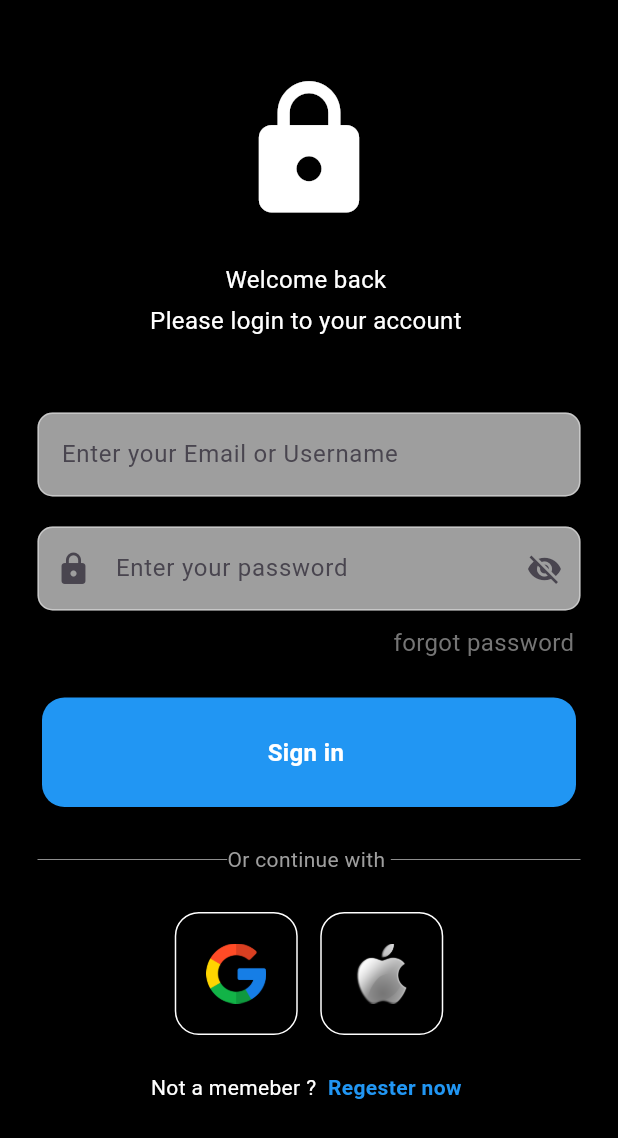
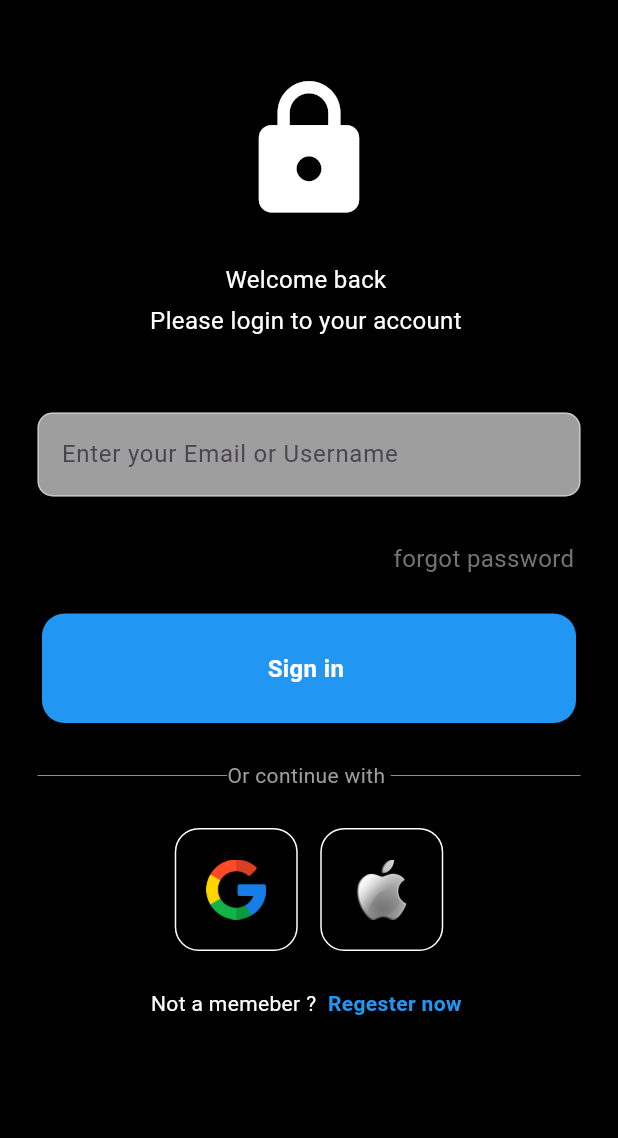
Before and after one commit to LinaDjebli/tourism_application, a Flutter app: the screen it shows after launch, on a phone screen of 412 x 824 dp. Shown: the top 1138 px of the screen. Run offline on Flutter 3.47's test engine with Material 3 defaults, Android fonts, the phone set to English and light mode, and no system bars.

Commit message:
login ui completed

```diff
--- a/lib/loginpage/login.dart
+++ b/lib/loginpage/login.dart
@@ -1,7 +1,6 @@
 import 'package:flutter/foundation.dart';
 import 'package:flutter/material.dart';
 import 'package:tourism_application/SquaretTile.dart';
-import 'package:tourism_application/loginpage/Passwordfield.dart';
 import 'package:tourism_application/loginpage/signin.dart';
 import 'package:tourism_application/loginpage/textfiled.dart';
 
@@ -12,8 +11,7 @@ class loginPage extends StatelessWidget {
 
   //controller for text
   final usernamecontroller = TextEditingController();
-  bool visibaleicon = false;
-  Icon passwordIcon = Icon(Icons.visibility_off);
+
   // sigin methode
   void SgininMethod() {}
   @override
@@ -67,7 +65,6 @@ class loginPage extends StatelessWidget {
             const SizedBox(height: 20),
 
             //password textfield
-            PasswordField(),
 
             const SizedBox(height: 10),
             // forgot password button
```
